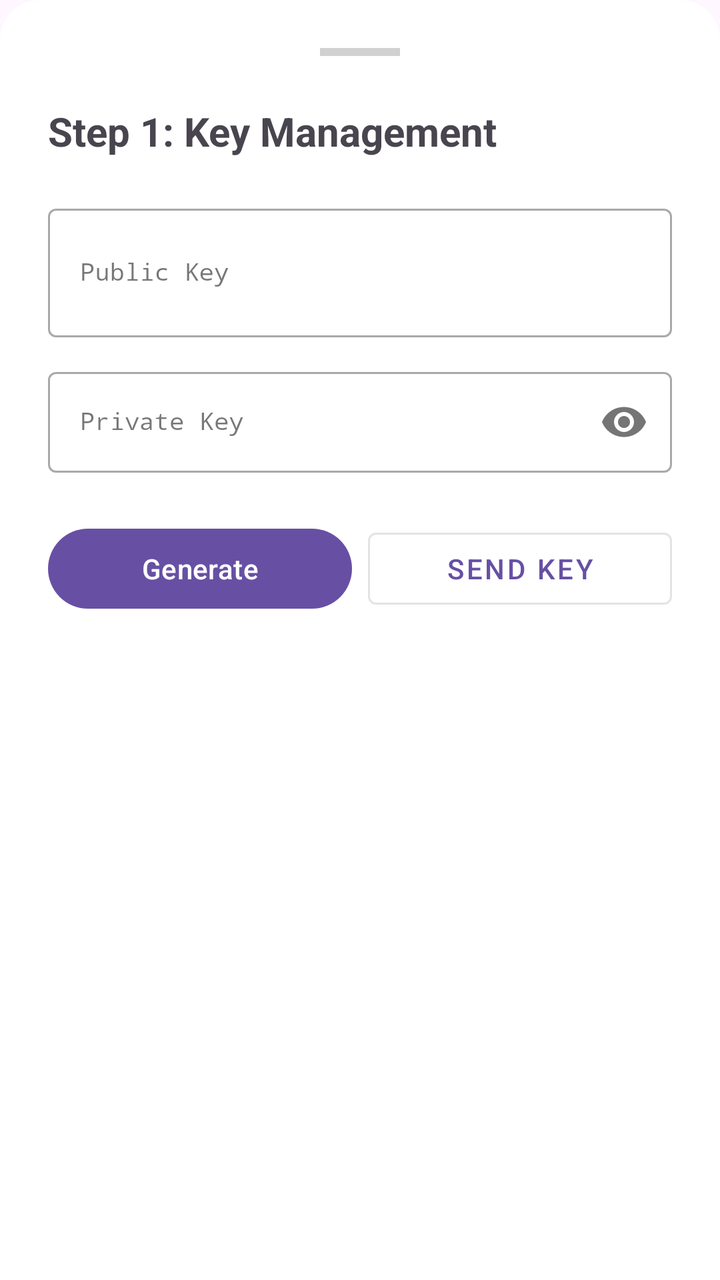
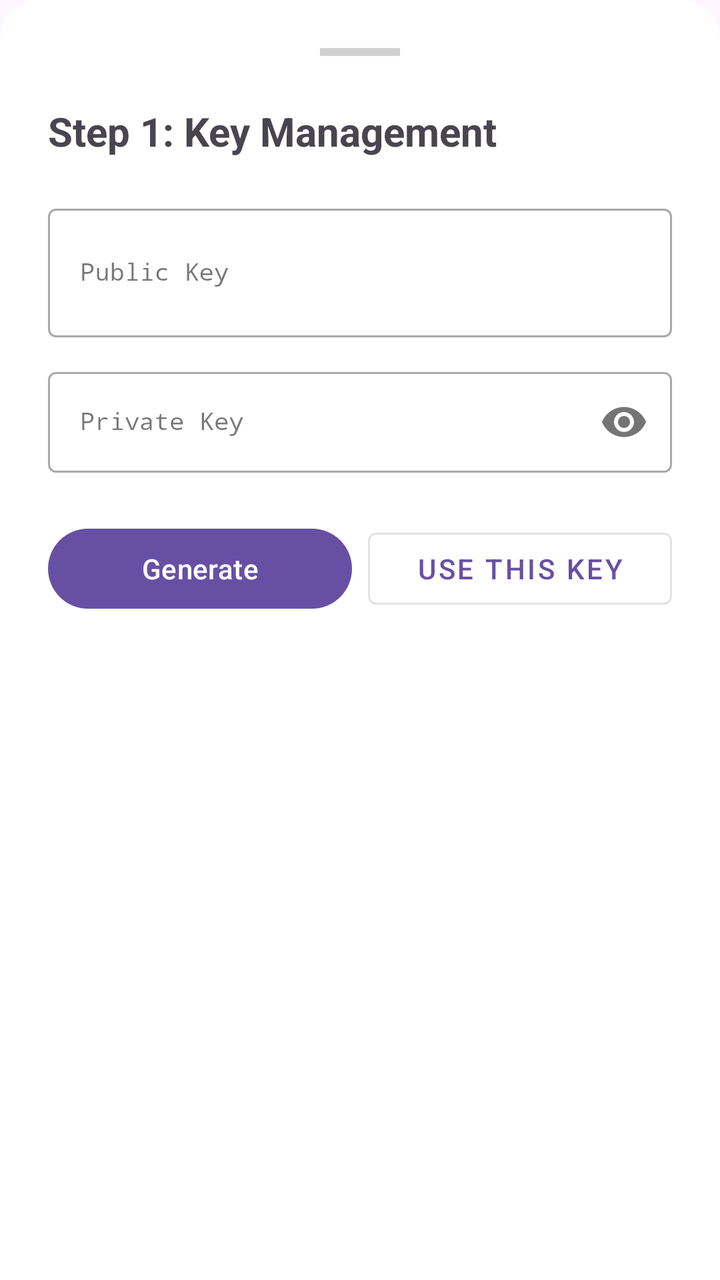

Before-and-after screenshots of an Android layout around one commit, followed by the original layout XML and the change that was made.
<!-- AndroidManifest.xml: application theme Theme.EmailApp -->
<!-- res/layout/layout_security_sheet.xml -->
<?xml version="1.0" encoding="utf-8"?>
<LinearLayout xmlns:android="http://schemas.android.com/apk/res/android"
    xmlns:app="http://schemas.android.com/apk/res-auto"
    android:layout_width="match_parent"
    android:layout_height="wrap_content"
    android:orientation="vertical"
    android:padding="24dp"
    android:background="@drawable/rounded_bottom_sheet_bg">

    <View android:layout_width="40dp" android:layout_height="4dp" android:layout_gravity="center" android:background="#D1D1D1" android:layout_marginBottom="24dp"/>

    <TextView android:layout_width="wrap_content" android:layout_height="wrap_content" android:text="Step 1: Key Management" android:textSize="20sp" android:textStyle="bold" android:layout_marginBottom="20dp"/>

    <com.google.android.material.textfield.TextInputLayout
        style="@style/Widget.MaterialComponents.TextInputLayout.OutlinedBox"
        android:layout_width="match_parent"
        android:layout_height="wrap_content"
        android:hint="Public Key"
        android:layout_marginBottom="12dp">
        <com.google.android.material.textfield.TextInputEditText
            android:id="@+id/s_pubKey"
            android:layout_width="match_parent"
            android:layout_height="wrap_content"
            android:fontFamily="monospace"
            android:textSize="12sp"
            android:lines="2"/>
    </com.google.android.material.textfield.TextInputLayout>

    <com.google.android.material.textfield.TextInputLayout
        style="@style/Widget.MaterialComponents.TextInputLayout.OutlinedBox"
        android:layout_width="match_parent"
        android:layout_height="wrap_content"
        android:hint="Private Key"
        android:layout_marginBottom="24dp"
        app:passwordToggleEnabled="true">
        <com.google.android.material.textfield.TextInputEditText
            android:id="@+id/s_privKey"
            android:layout_width="match_parent"
            android:layout_height="wrap_content"
            android:fontFamily="monospace"
            android:textSize="12sp"
            android:inputType="textPassword"
            android:lines="2"/>
    </com.google.android.material.textfield.TextInputLayout>

    <LinearLayout
        android:layout_width="match_parent"
        android:layout_height="wrap_content"
        android:orientation="horizontal">
        <com.google.android.material.button.MaterialButton
            android:id="@+id/generate_button"
            android:layout_width="0dp"
            android:layout_weight="1"
            android:layout_height="wrap_content"
            android:layout_marginEnd="8dp"
            android:text="Generate" />
        <com.google.android.material.button.MaterialButton
            android:id="@+id/send_key"
            style="@style/Widget.MaterialComponents.Button.OutlinedButton"
            android:layout_width="0dp"
            android:layout_weight="1"
            android:layout_height="wrap_content"
            android:text="Send Key" />
    </LinearLayout>
</LinearLayout>
<!-- resources referenced by this layout -->
<resources>
  <!-- drawable rounded_bottom_sheet_bg (drawable) -->
  <?xml version="1.0" encoding="utf-8"?>
  <shape xmlns:android="http://schemas.android.com/apk/res/android">
      <solid android:color="@android:color/white"/>
      <corners android:topLeftRadius="20dp" android:topRightRadius="20dp"/>
  </shape>
  <style name="Theme.EmailApp" parent="Base.Theme.EmailApp" />
  <style name="Base.Theme.EmailApp" parent="Theme.Material3.DayNight.NoActionBar">
          
          
      </style>
</resources>

<!-- the commit's change to res/layout/layout_security_sheet.xml (unified diff, before → after) -->
@@ -60,6 +60,6 @@
             android:layout_width="0dp"
             android:layout_weight="1"
             android:layout_height="wrap_content"
-            android:text="Send Key" />
+            android:text="Use This Key" />
     </LinearLayout>
 </LinearLayout>
